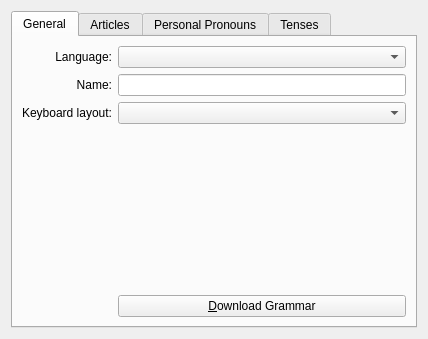
First picture: the form in src/settings/languagepropertiespage.ui, repository KDE/parley, before the edit.
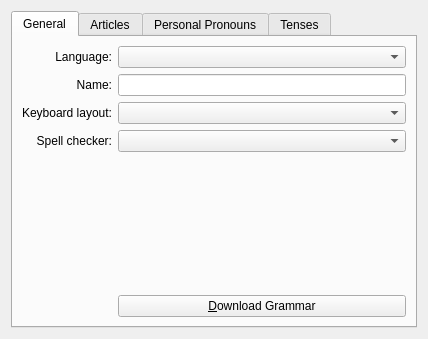
Second picture: the form after the edit. Custom widgets are drawn as their Qt base class.

Commit message:
Rewrite spell-checking.
Make spell checking check only one language.
Add combobox to select speller on a per language base in language settings.

Currently it will check the selected column.
(It should offer the column titles in the menu instead.)

FIXED-IN: KDE 4.7.0

Patch:
```diff
--- a/src/settings/languagepropertiespage.ui
+++ b/src/settings/languagepropertiespage.ui
@@ -31,7 +31,7 @@
          </property>
         </widget>
        </item>
-       <item row="0" column="1">
+       <item row="0" column="2">
         <widget class="KComboBox" name="localeComboBox"/>
        </item>
        <item row="1" column="0">
@@ -47,7 +47,7 @@
          </property>
         </widget>
        </item>
-       <item row="1" column="1">
+       <item row="1" column="2">
         <widget class="KLineEdit" name="identifierNameLineEdit"/>
        </item>
        <item row="2" column="0">
@@ -60,10 +60,10 @@
          </property>
         </widget>
        </item>
-       <item row="2" column="1">
+       <item row="2" column="2">
         <widget class="KComboBox" name="keyboardLayoutComboBox"/>
        </item>
-       <item row="3" column="1">
+       <item row="5" column="2">
         <spacer name="spacer_2">
          <property name="orientation">
           <enum>Qt::Vertical</enum>
@@ -76,7 +76,7 @@
          </property>
         </spacer>
        </item>
-       <item row="4" column="1">
+       <item row="6" column="2">
         <widget class="QPushButton" name="downloadGrammarButton">
          <property name="text">
           <string>&amp;Download Grammar</string>
@@ -86,6 +86,19 @@
          </property>
         </widget>
        </item>
+       <item row="4" column="2">
+        <widget class="KComboBox" name="spellcheckerComboBox"/>
+       </item>
+       <item row="4" column="0">
+        <widget class="QLabel" name="spellcheckerLabel">
+         <property name="text">
+          <string>Spell checker:</string>
+         </property>
+         <property name="alignment">
+          <set>Qt::AlignRight|Qt::AlignTrailing|Qt::AlignVCenter</set>
+         </property>
+        </widget>
+       </item>
       </layout>
      </widget>
      <widget class="QWidget" name="tab_2">
```
The commit also changes 4 other files.
